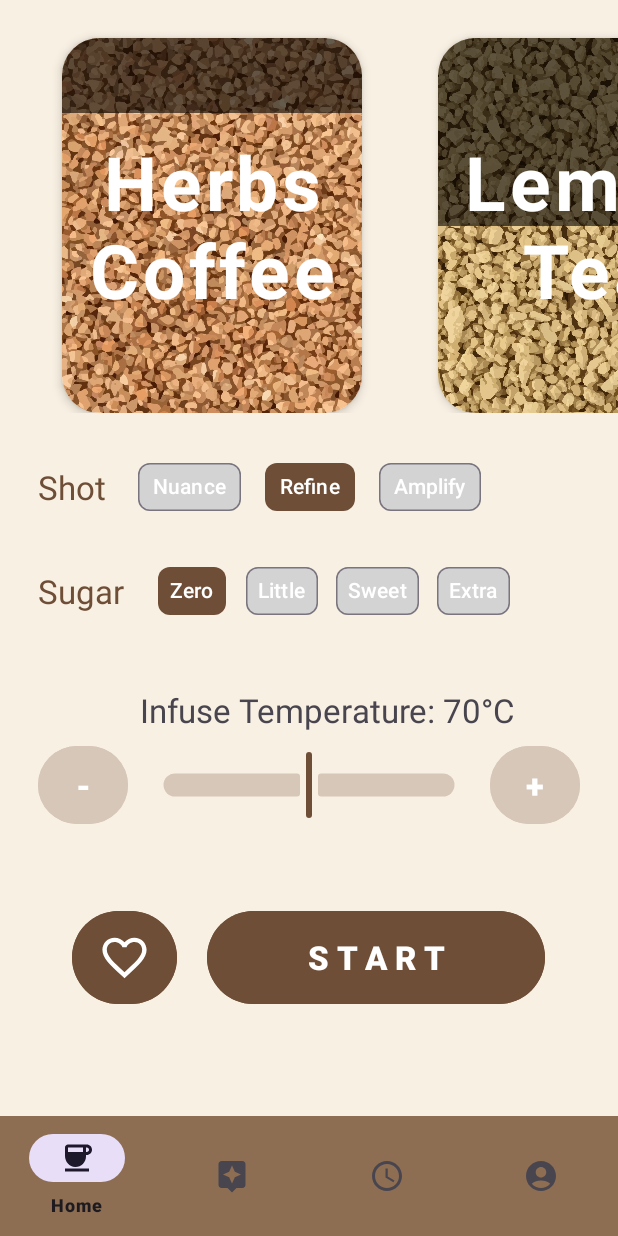
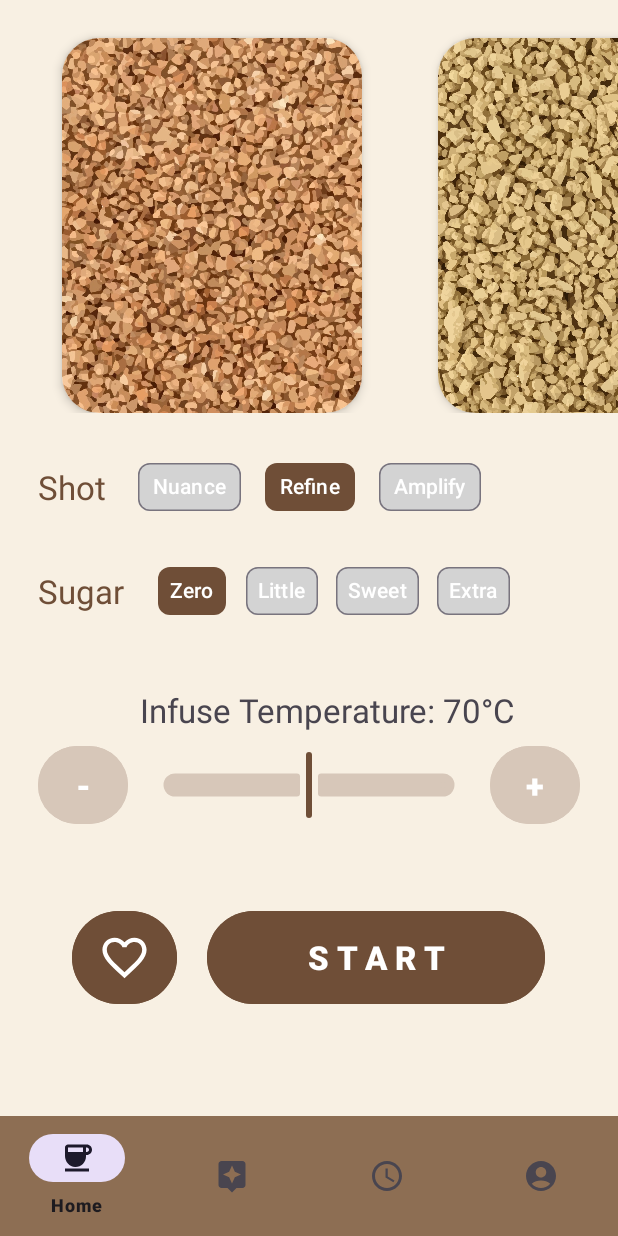
Before and after one commit to Cloudware727/IoT-AndroidApp, an Android app: the screen it shows after launch (MainActivity), on a phone screen of 412 x 824 dp. Run offline under Robolectric (Android 15) with nearby library versions, the phone set to English and light mode, and no system bars.

Commit message:
intial values, home screen bug fixed

```diff
--- a/app/src/main/java/com/example/iot_android_app/home_screen.java
+++ b/app/src/main/java/com/example/iot_android_app/home_screen.java
@@ -74,9 +74,9 @@ public class home_screen extends Fragment{
         }).start();
         // Initialize coffee list with some sample coffee data
         coffeeList = new ArrayList<>();
-        coffeeList.add(new Coffee(1, "Herbs Coffee", 80, R.drawable.herbs_tea_bg));  // Background image res ID as well
-        coffeeList.add(new Coffee(2, "Lemon Tea", 50, R.drawable.lemon_tea_bg));
-        coffeeList.add(new Coffee(3, "Instant Coffee", 60, R.drawable.instant_coffee_bg));
+        coffeeList.add(new Coffee(1, " ", 100, R.drawable.herbs_tea_bg));  // Background image res ID as well
+        coffeeList.add(new Coffee(2, " ", 100, R.drawable.lemon_tea_bg));
+        coffeeList.add(new Coffee(3, " ", 100, R.drawable.instant_coffee_bg));
 
         //make brewingConfiguration object
         BrewConfiguration brewConfiguration = new BrewConfiguration(1, coffeeList.get(0).getName(), 2,0,70);
```
